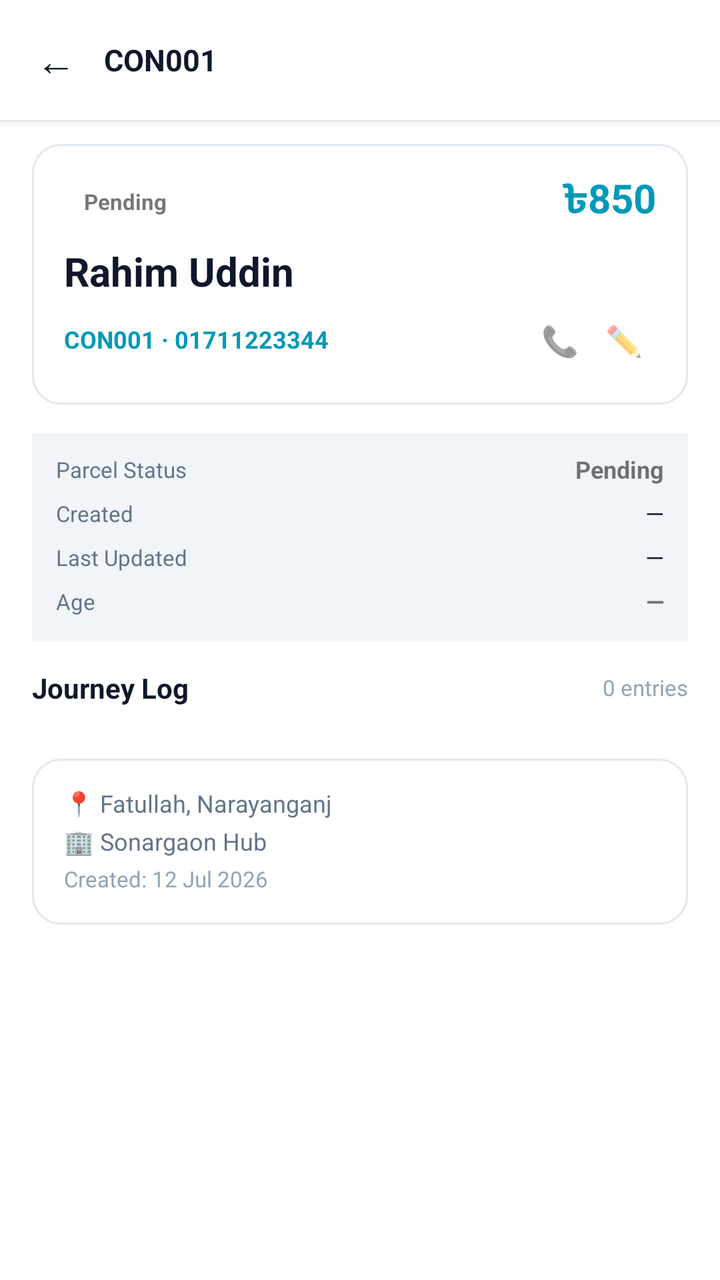
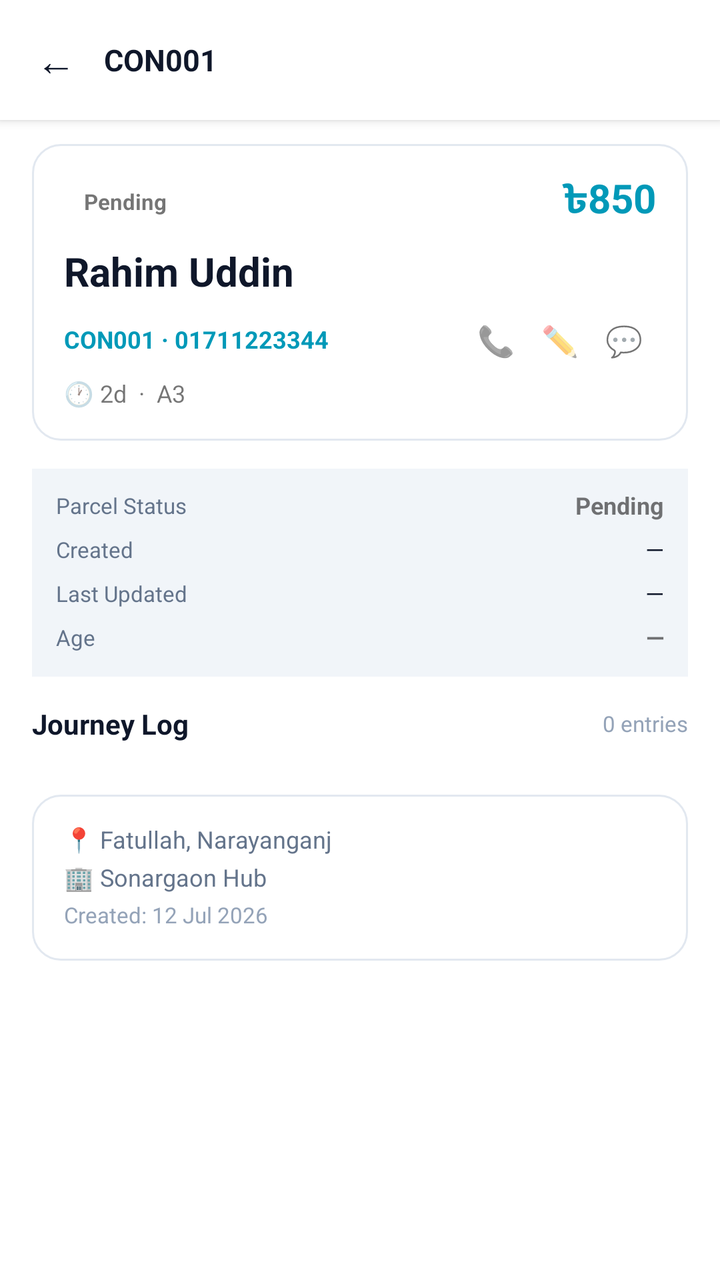

Before-and-after screenshots of an Android layout around one commit, followed by the original layout XML and the change that was made.
<!-- AndroidManifest.xml: application theme Theme.DataBridge -->
<!-- res/layout/fragment_parcel_detail.xml -->
<?xml version="1.0" encoding="utf-8"?>
<LinearLayout xmlns:android="http://schemas.android.com/apk/res/android"
    android:layout_width="match_parent"
    android:layout_height="match_parent"
    android:orientation="vertical"
    android:background="?attr/colorSurface">

    
    <LinearLayout
        android:layout_width="match_parent"
        android:layout_height="wrap_content"
        android:orientation="horizontal"
        android:gravity="center_vertical"
        android:paddingStart="8dp"
        android:paddingEnd="16dp"
        android:paddingTop="10dp"
        android:paddingBottom="10dp"
        android:background="?attr/colorSurface"
        android:elevation="3dp">

        <TextView
            android:id="@+id/btnPdBack"
            android:layout_width="40dp"
            android:layout_height="40dp"
            android:text="←"
            android:textSize="20sp"
            android:gravity="center"
            android:textColor="@color/theme_text_primary"
            android:clickable="true"
            android:focusable="true"
            android:background="?attr/selectableItemBackgroundBorderless" />

        <TextView
            android:id="@+id/tvPdParcelId"
            android:layout_width="0dp"
            android:layout_height="wrap_content"
            android:layout_weight="1"
            android:text="CON001"
            android:textSize="15sp"
            android:textStyle="bold"
            android:textColor="@color/theme_text_primary"
            android:layout_marginStart="4dp" />

        <ProgressBar
            android:id="@+id/pdProgressBar"
            android:layout_width="20dp"
            android:layout_height="20dp"
            android:visibility="gone" />
    </LinearLayout>

    
    <androidx.core.widget.NestedScrollView
        android:layout_width="match_parent"
        android:layout_height="0dp"
        android:layout_weight="1"
        android:fillViewport="true">

        <LinearLayout
            android:layout_width="match_parent"
            android:layout_height="wrap_content"
            android:orientation="vertical"
            android:paddingStart="16dp"
            android:paddingEnd="16dp"
            android:paddingTop="12dp"
            android:paddingBottom="32dp">

            
            <LinearLayout
                android:layout_width="match_parent"
                android:layout_height="wrap_content"
                android:orientation="vertical"
                android:background="@drawable/bg_parcel_card"
                android:padding="16dp"
                android:layout_marginBottom="14dp">

                
                <LinearLayout
                    android:layout_width="match_parent"
                    android:layout_height="wrap_content"
                    android:orientation="horizontal"
                    android:gravity="center_vertical"
                    android:layout_marginBottom="10dp">

                    <TextView
                        android:id="@+id/tvPdStatus"
                        android:layout_width="wrap_content"
                        android:layout_height="wrap_content"
                        android:text="Pending"
                        android:textSize="11sp"
                        android:textStyle="bold"
                        android:paddingStart="10dp"
                        android:paddingEnd="10dp"
                        android:paddingTop="4dp"
                        android:paddingBottom="4dp"
                        android:includeFontPadding="false" />

                    <View
                        android:layout_width="0dp"
                        android:layout_height="1dp"
                        android:layout_weight="1" />

                    <TextView
                        android:id="@+id/tvPdCod"
                        android:layout_width="wrap_content"
                        android:layout_height="wrap_content"
                        android:text="৳850"
                        android:textSize="20sp"
                        android:textStyle="bold"
                        android:textColor="@color/theme_accent"
                        android:includeFontPadding="false" />
                </LinearLayout>

                
                <TextView
                    android:id="@+id/tvPdCustomer"
                    android:layout_width="match_parent"
                    android:layout_height="wrap_content"
                    android:text="Rahim Uddin"
                    android:textSize="20sp"
                    android:textStyle="bold"
                    android:textColor="@color/theme_text_primary"
                    android:includeFontPadding="false"
                    android:layout_marginBottom="6dp" />

                
                <LinearLayout
                    android:layout_width="match_parent"
                    android:layout_height="wrap_content"
                    android:orientation="horizontal"
                    android:gravity="center_vertical">

                    <TextView
                        android:id="@+id/tvPdMeta"
                        android:layout_width="0dp"
                        android:layout_height="wrap_content"
                        android:layout_weight="1"
                        android:text="CON001 · 01711223344"
                        android:textSize="12sp"
                        android:textStyle="bold"
                        android:textColor="@color/theme_accent"
                        android:includeFontPadding="false" />

                    <TextView
                        android:id="@+id/btnPdCall"
                        android:layout_width="32dp"
                        android:layout_height="32dp"
                        android:text="📞"
                        android:textSize="15sp"
                        android:gravity="center"
                        android:clickable="true"
                        android:focusable="true"
                        android:background="?attr/selectableItemBackgroundBorderless" />

                    <TextView
                        android:id="@+id/btnPdSetRemarks"
                        android:layout_width="32dp"
                        android:layout_height="32dp"
                        android:text="✏️"
                        android:textSize="15sp"
                        android:gravity="center"
                        android:clickable="true"
                        android:focusable="true"
                        android:contentDescription="Set Remarks"
                        android:background="?attr/selectableItemBackgroundBorderless" />
                </LinearLayout>
            </LinearLayout>

            
            <LinearLayout
                android:id="@+id/layoutPdOverview"
                android:layout_width="match_parent"
                android:layout_height="wrap_content"
                android:orientation="vertical"
                android:background="@color/theme_bg_inner"
                android:padding="12dp"
                android:layout_marginBottom="14dp">

                <LinearLayout
                    android:layout_width="match_parent"
                    android:layout_height="wrap_content"
                    android:orientation="horizontal"
                    android:gravity="center_vertical"
                    android:layout_marginBottom="8dp">
                    <TextView
                        android:layout_width="0dp"
                        android:layout_height="wrap_content"
                        android:layout_weight="1"
                        android:text="Parcel Status"
                        android:textSize="11sp"
                        android:textColor="@color/theme_text_secondary"
                        android:includeFontPadding="false" />
                    <TextView
                        android:id="@+id/tvPdOverviewStatus"
                        android:layout_width="wrap_content"
                        android:layout_height="wrap_content"
                        android:text="Pending"
                        android:textSize="12sp"
                        android:textStyle="bold"
                        android:includeFontPadding="false" />
                </LinearLayout>

                <LinearLayout
                    android:layout_width="match_parent"
                    android:layout_height="wrap_content"
                    android:orientation="horizontal"
                    android:gravity="center_vertical"
                    android:layout_marginBottom="8dp">
                    <TextView
                        android:layout_width="0dp"
                        android:layout_height="wrap_content"
                        android:layout_weight="1"
                        android:text="Created"
                        android:textSize="11sp"
                        android:textColor="@color/theme_text_secondary"
                        android:includeFontPadding="false" />
                    <TextView
                        android:id="@+id/tvPdOverviewCreatedAt"
                        android:layout_width="wrap_content"
                        android:layout_height="wrap_content"
                        android:text="—"
                        android:textSize="12sp"
                        android:textColor="@color/theme_text_primary"
                        android:includeFontPadding="false" />
                </LinearLayout>

                <LinearLayout
                    android:layout_width="match_parent"
                    android:layout_height="wrap_content"
                    android:orientation="horizontal"
                    android:gravity="center_vertical"
                    android:layout_marginBottom="8dp">
                    <TextView
                        android:layout_width="0dp"
                        android:layout_height="wrap_content"
                        android:layout_weight="1"
                        android:text="Last Updated"
                        android:textSize="11sp"
                        android:textColor="@color/theme_text_secondary"
                        android:includeFontPadding="false" />
                    <TextView
                        android:id="@+id/tvPdOverviewUpdatedAt"
                        android:layout_width="wrap_content"
                        android:layout_height="wrap_content"
                        android:text="—"
                        android:textSize="12sp"
                        android:textColor="@color/theme_text_primary"
                        android:includeFontPadding="false" />
                </LinearLayout>

                <LinearLayout
                    android:layout_width="match_parent"
                    android:layout_height="wrap_content"
                    android:orientation="horizontal"
                    android:gravity="center_vertical">
                    <TextView
                        android:layout_width="0dp"
                        android:layout_height="wrap_content"
                        android:layout_weight="1"
                        android:text="Age"
                        android:textSize="11sp"
                        android:textColor="@color/theme_text_secondary"
                        android:includeFontPadding="false" />
                    <TextView
                        android:id="@+id/tvPdOverviewAge"
                        android:layout_width="wrap_content"
                        android:layout_height="wrap_content"
                        android:text="—"
                        android:textSize="12sp"
                        android:textStyle="bold"
                        android:includeFontPadding="false" />
                </LinearLayout>
            </LinearLayout>

            
            <LinearLayout
                android:layout_width="match_parent"
                android:layout_height="wrap_content"
                android:orientation="horizontal"
                android:gravity="center_vertical"
                android:layout_marginBottom="12dp">

                <TextView
                    android:layout_width="0dp"
                    android:layout_height="wrap_content"
                    android:layout_weight="1"
                    android:text="Journey Log"
                    android:textSize="14sp"
                    android:textStyle="bold"
                    android:textColor="@color/theme_text_primary" />

                <TextView
                    android:id="@+id/tvPdRemarksCount"
                    android:layout_width="wrap_content"
                    android:layout_height="wrap_content"
                    android:text="0 entries"
                    android:textSize="11sp"
                    android:textColor="@color/theme_text_muted" />
            </LinearLayout>

            
            <TextView
                android:id="@+id/tvPdRemarksEmpty"
                android:layout_width="match_parent"
                android:layout_height="wrap_content"
                android:text="📭  No remarks yet"
                android:textSize="13sp"
                android:gravity="center"
                android:textColor="@color/theme_text_muted"
                android:padding="24dp"
                android:visibility="gone" />

            
            <LinearLayout
                android:id="@+id/layoutPdTimeline"
                android:layout_width="match_parent"
                android:layout_height="wrap_content"
                android:orientation="vertical"
                android:layout_marginBottom="14dp" />

            
            <LinearLayout
                android:layout_width="match_parent"
                android:layout_height="wrap_content"
                android:orientation="vertical"
                android:background="@drawable/bg_parcel_card"
                android:padding="16dp">

                
                <TextView
                    android:id="@+id/tvPdAddress"
                    android:layout_width="match_parent"
                    android:layout_height="wrap_content"
                    android:text="📍 Fatullah, Narayanganj"
                    android:textSize="12sp"
                    android:textColor="@color/theme_text_secondary"
                    android:includeFontPadding="false"
                    android:layout_marginBottom="5dp" />

                
                <TextView
                    android:id="@+id/tvPdHub"
                    android:layout_width="match_parent"
                    android:layout_height="wrap_content"
                    android:text="🏢 Sonargaon Hub"
                    android:textSize="12sp"
                    android:textColor="@color/theme_text_secondary"
                    android:includeFontPadding="false"
                    android:layout_marginBottom="5dp" />

                
                <TextView
                    android:id="@+id/tvPdDates"
                    android:layout_width="match_parent"
                    android:layout_height="wrap_content"
                    android:text="Created: 12 Jul 2026"
                    android:textSize="11sp"
                    android:textColor="@color/theme_text_muted"
                    android:includeFontPadding="false" />
            </LinearLayout>

        </LinearLayout>
    </androidx.core.widget.NestedScrollView>

</LinearLayout>
<!-- resources referenced by this layout -->
<resources>
  <color name="theme_accent">#0099b8</color>
  <color name="theme_bg_inner">#f1f5f9</color>
  <color name="theme_text_muted">#94a3b8</color>
  <color name="theme_text_primary">#0f172a</color>
  <color name="theme_text_secondary">#64748b</color>
  <!-- drawable bg_parcel_card (drawable) -->
  <?xml version="1.0" encoding="utf-8"?>
  <shape xmlns:android="http://schemas.android.com/apk/res/android"
      android:shape="rectangle">
      <solid android:color="@color/theme_bg_card" />
      <stroke android:width="1dp" android:color="@color/theme_border" />
      <corners android:radius="14dp" />
  </shape>
  <style name="Theme.DataBridge" parent="Theme.MaterialComponents.DayNight.NoActionBar">
      <item name="colorPrimary">#00d4ff</item>
      <item name="colorPrimaryVariant">#16213e</item>
      <item name="colorOnPrimary">#ffffff</item>
      <item name="colorSecondary">#00d4ff</item>
      <item name="android:statusBarColor">#1a1a2e</item>
  </style>
  <color name="theme_bg_card">#ffffff</color>
  <color name="theme_border">#e2e8f0</color>
</resources>

<!-- the commit's change to res/layout/fragment_parcel_detail.xml (unified diff, before → after) -->
@@ -162,7 +162,29 @@
                         android:focusable="true"
                         android:contentDescription="Set Remarks"
                         android:background="?attr/selectableItemBackgroundBorderless" />
-                </LinearLayout>
+
+                    <TextView
+                        android:id="@+id/btnPdWhatsapp"
+                        android:layout_width="32dp"
+                        android:layout_height="32dp"
+                        android:text="💬"
+                        android:textSize="15sp"
+                        android:gravity="center"
+                        android:clickable="true"
+                        android:focusable="true"
+                        android:contentDescription="Send parcel info to agent on WhatsApp"
+                        android:background="?attr/selectableItemBackgroundBorderless" />
+                </LinearLayout>
+
+                
+                <TextView
+                    android:id="@+id/tvPdAgeAttempt"
+                    android:layout_width="wrap_content"
+                    android:layout_height="wrap_content"
+                    android:text="🕐 2d  ·  A3"
+                    android:textSize="12sp"
+                    android:layout_marginTop="4dp"
+                    android:includeFontPadding="false" />
             </LinearLayout>
 
             
